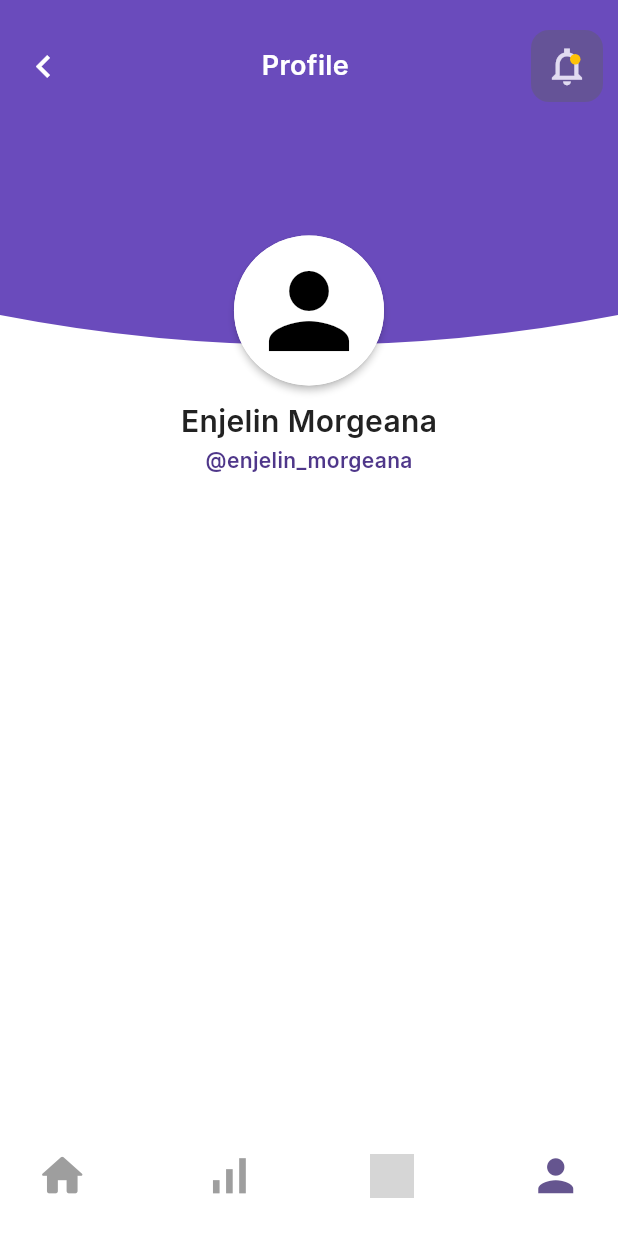
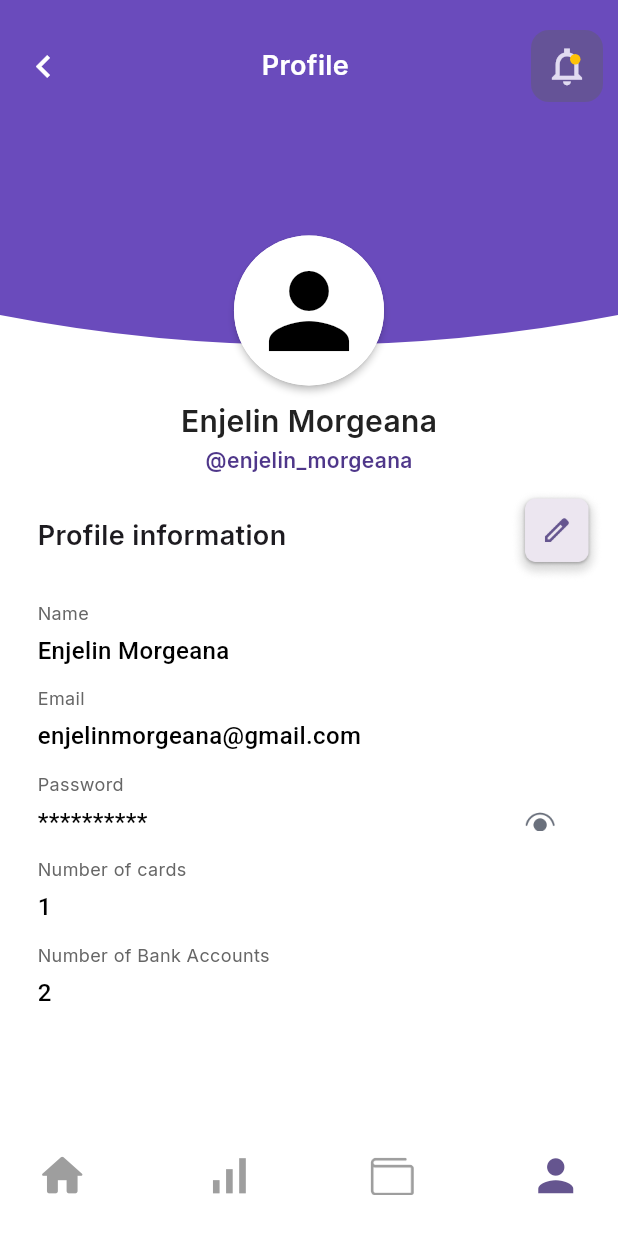
Before and after one commit to Anisur-Rahman-Naeem/Ostad-Expense-Tracker, a Flutter app: the AccountInfoScreen screen opened by its route, on a phone screen of 412 x 824 dp. Run offline on Flutter 3.47's test engine with Material 3 defaults, Android fonts, the phone set to English and light mode, and no system bars; our stand-ins replace email_validator, go_router; missing offline and left inert: another_dashed_container; grey boxes are pictures that could not be loaded.

Commit message:
profile tab completely done now starting connect wallet

```diff
--- a/lib/app/app_routes.dart
+++ b/lib/app/app_routes.dart
@@ -7,6 +7,7 @@ import 'package:ostad_expense_tracker_project/features/expense/presentation/page
 import 'package:ostad_expense_tracker_project/features/home/presentation/pages/homepage_screen.dart';
 import 'package:ostad_expense_tracker_project/features/profile/presentation/pages/account_info_screen.dart';
 import 'package:ostad_expense_tracker_project/features/profile/presentation/pages/profile_screen.dart';
+import 'package:ostad_expense_tracker_project/features/profile/presentation/pages/profile_update_screen.dart';
 import 'package:ostad_expense_tracker_project/features/statistics/presentation/pages/statistics_screen.dart';
 import 'package:ostad_expense_tracker_project/features/wallet/presentation/pages/wallet_dashboard_screen.dart';
 
@@ -67,6 +68,13 @@ class AppRoutes {
                     path: '/account-info-screen',
                     name: AccountInfoScreen.name,
                     builder: (context, state) => AccountInfoScreen(),
+                    routes: [
+                      GoRoute(
+                          path: '/profile-update',
+                          name: ProfileUpdateScreen.name,
+                          builder: (context, state) => ProfileUpdateScreen(),
+                      ),
+                    ]
                   ),
                 ],
               ),
--- a/lib/features/profile/presentation/pages/account_info_screen.dart
+++ b/lib/features/profile/presentation/pages/account_info_screen.dart
@@ -1,13 +1,23 @@
 import 'package:flutter/material.dart';
+import 'package:go_router/go_router.dart';
 import 'package:ostad_expense_tracker_project/features/common/presentation/widgets/curved_header.dart';
 import 'package:ostad_expense_tracker_project/features/common/presentation/widgets/custom_app_bar.dart';
 import 'package:ostad_expense_tracker_project/features/common/presentation/widgets/notification_bell_icon.dart';
 import 'package:ostad_expense_tracker_project/features/common/presentation/widgets/pop_installed_custom_app_bar.dart';
+import 'package:ostad_expense_tracker_project/features/profile/presentation/pages/profile_update_screen.dart';
+import 'package:ostad_expense_tracker_project/features/profile/presentation/widgets/account_screen_user_info.dart';
 
-class AccountInfoScreen extends StatelessWidget {
+class AccountInfoScreen extends StatefulWidget {
   const AccountInfoScreen({super.key});
 
   static const String name = "account-info-screen";
+
+  @override
+  State<AccountInfoScreen> createState() => _AccountInfoScreenState();
+}
+
+class _AccountInfoScreenState extends State<AccountInfoScreen> {
+  bool obsecureText = true;
 
   @override
   Widget build(BuildContext context) {
@@ -21,56 +31,113 @@ class AccountInfoScreen extends StatelessWidget {
             children: [
               PopInstalledCustomAppBar(labelText: "Profile", trailingIcon: notification_bell_icon(hasUnread: true)),
               SizedBox(height: 50,),
-              Center(
-                child: SizedBox(
-                  child: Card(
-                    color: Colors.white,
-                    elevation: 2,
-                    shape: RoundedRectangleBorder(
-                      borderRadius: BorderRadius.circular(100),
-                    ),
-                    child: Container(
-                      width: 100,
-                      height: 100,
-                      child: Center(
-                        child: CircleAvatar(
-                          backgroundColor: Colors.white,
-                          radius: 50,
-                          child: Icon(
-                            Icons.person,
-                            color: Colors.black,
-                            size: 80,
-                          ),
-                        ),
-                      ),
+              accountScreenUserInfo(),
+              Padding(padding: EdgeInsets.fromLTRB(25,9,10,0),
+              child: Column(
+                mainAxisAlignment: MainAxisAlignment.start,
+                crossAxisAlignment: CrossAxisAlignment.start,
+                children: [
+                  Row(
+                    mainAxisAlignment: MainAxisAlignment.spaceBetween,
+                    children: [
+                      Text("Profile information",style: TextStyle(
+                        fontSize: 18,
+                        fontWeight: FontWeight.w600,
+                        fontFamily: "Inter"
+                      ),),
+                      GestureDetector(onTap: () {
+                        context.pushNamed(ProfileUpdateScreen.name);
+                      },child: Image.asset("asset/images/img_1.png",height: 62,width: 62,),)
+                    ],
+                  ),
+                  SizedBox(height: 12,),
+                  Text("Name",style: TextStyle(
+                    fontSize: 12,
+                    fontWeight: FontWeight.w400,
+                    fontFamily: "Inter",
+                    color: Color(0xff666666),
+                  ),),
+                  SizedBox(height: 5,),
+                  Text("Enjelin Morgeana",style: TextStyle(
+                    fontSize: 16,
+                    fontFamily: "Roboto",
+                    fontWeight: FontWeight.w500,
+                    color: Colors.black
+                  ),),
+                  SizedBox(height: 12,),
+                  Text("Email",style: TextStyle(
+                    fontSize: 12,
+                    fontWeight: FontWeight.w400,
+                    fontFamily: "Inter",
+                    color: Color(0xff666666),
+                  ),),
+                  SizedBox(height: 5,),
+                  Text("enjelinmorgeana@gmail.com",style: TextStyle(
+                      fontSize: 16,
+                      fontFamily: "Roboto",
+                      fontWeight: FontWeight.w500,
+                      color: Colors.black
+                  ),),
+                  SizedBox(height: 12,),
+                  Text("Password",style: TextStyle(
+                    fontSize: 12,
+                    fontWeight: FontWeight.w400,
+                    fontFamily: "Inter",
+                    color: Color(0xff666666),
+                  ),),
+                  SizedBox(height: 5,),
+                  Padding(
+                    padding: const EdgeInsets.only(right: 32),
+                    child: Row(
+                      mainAxisAlignment: MainAxisAlignment.spaceBetween,
+                      children: [
+                        Text(obsecureText ? "**********" : "0000000000",style: TextStyle(
+                            fontSize: 16,
+                            fontFamily: "Roboto",
+                            fontWeight: FontWeight.w500,
+                            color: Colors.black
+                        ),),
+                        GestureDetector(
+                          onTap: () {
+                            setState(() {
+                              obsecureText = !obsecureText;
+                            });
+                          },
+                          child: Image.asset("asset/images/img_2.png",height: 20,width: 20,),
+                        )
+                      ],
                     ),
                   ),
-                ),
-              ),
-              SizedBox(height: 5),
-              Center(
-                child: Text(
-                  "Enjelin Morgeana",
-                  style: TextStyle(
-                    fontSize: 20,
-                    fontWeight: FontWeight.w600,
+                  SizedBox(height: 12,),
+                  Text("Number of cards",style: TextStyle(
+                    fontSize: 12,
+                    fontWeight: FontWeight.w400,
                     fontFamily: "Inter",
-                    color: Color(0xff222222),
-                  ),
-                ),
-              ),
-              SizedBox(height: 2),
-              Center(
-                child: Text(
-                  "@enjelin_morgeana",
-                  style: TextStyle(
-                    fontSize: 14,
-                    fontWeight: FontWeight.w600,
+                    color: Color(0xff666666),
+                  ),),
+                  SizedBox(height: 5,),
+                  Text("1",style: TextStyle(
+                      fontSize: 16,
+                      fontFamily: "Roboto",
+                      fontWeight: FontWeight.w500,
+                      color: Colors.black
+                  ),),
+                  SizedBox(height: 12,),
+                  Text("Number of Bank Accounts",style: TextStyle(
+                    fontSize: 12,
+                    fontWeight: FontWeight.w400,
                     fontFamily: "Inter",
-                    color: Color(0xff4F378A),
-                  ),
-                ),
-              ),
+                    color: Color(0xff666666),
+                  ),),
+                  SizedBox(height: 5,),
+                  Text("2",style: TextStyle(
+                      fontSize: 16,
+                      fontFamily: "Roboto",
+                      fontWeight: FontWeight.w500,
+                      color: Colors.black
+                  ),),
+                ],
+              ),)
             ],
           ))
         ],
--- /dev/null
+++ b/lib/features/profile/presentation/widgets/account_screen_user_info.dart
@@ -0,0 +1,65 @@
+import 'package:flutter/material.dart';
+
+class accountScreenUserInfo extends StatelessWidget {
+  const accountScreenUserInfo({
+    super.key,
+  });
+
+  @override
+  Widget build(BuildContext context) {
+    return Column(
+      children: [
+        Center(
+          child: SizedBox(
+            child: Card(
+              color: Colors.white,
+              elevation: 2,
+              shape: RoundedRectangleBorder(
+                borderRadius: BorderRadius.circular(100),
+              ),
+              child: Container(
+                width: 100,
+                height: 100,
+                child: Center(
+                  child: CircleAvatar(
+                    backgroundColor: Colors.white,
+                    radius: 50,
+                    child: Icon(
+                      Icons.person,
+                      color: Colors.black,
+                      size: 80,
+                    ),
+                  ),
+                ),
+              ),
+            ),
+          ),
+        ),
+        SizedBox(height: 5),
+        Center(
+          child: Text(
+            "Enjelin Morgeana",
+            style: TextStyle(
+              fontSize: 20,
+              fontWeight: FontWeight.w600,
+              fontFamily: "Inter",
+              color: Color(0xff222222),
+            ),
+          ),
+        ),
+        SizedBox(height: 2),
+        Center(
+          child: Text(
+            "@enjelin_morgeana",
+            style: TextStyle(
+              fontSize: 14,
+              fontWeight: FontWeight.w600,
+              fontFamily: "Inter",
+              color: Color(0xff4F378A),
+            ),
+          ),
+        ),
+      ],
+    );
+  }
+}
--- a/pubspec.yaml
+++ b/pubspec.yaml
@@ -29,6 +29,7 @@ flutter:
   # To add assets to your application, add an assets section, like this:
   assets:
      - asset/images/
+     - asset/images/bottom_nav_icons/img_2.png
 
   # An image asset can refer to one or more resolution-specific "variants", see
   # https://flutter.dev/to/resolution-aware-images
```
Also changed, not shown: lib/features/profile/presentation/pages/profile_update_screen.dart (+438 -0 lines), asset/images/img_1.png (added), asset/images/img_2.png (added).
